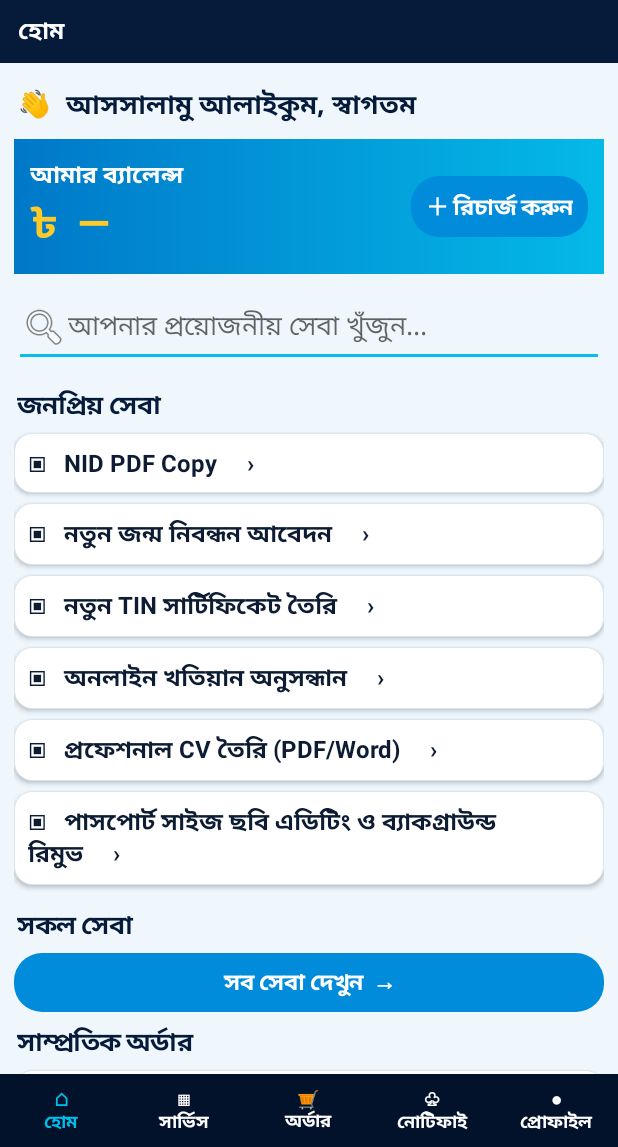
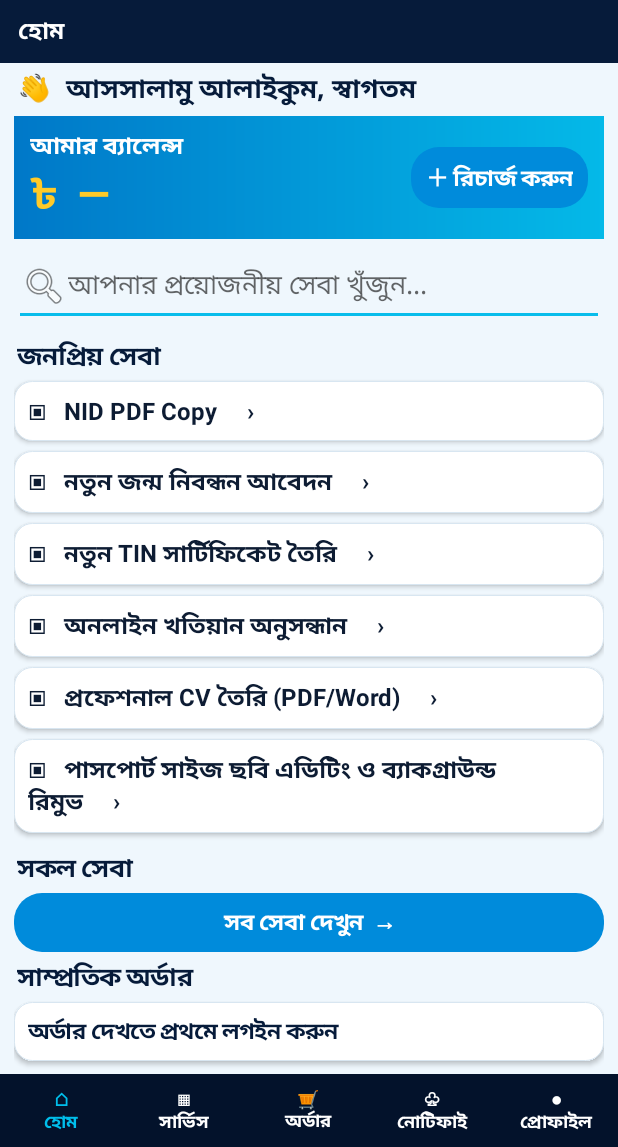
Before and after one commit to dsdidar79-dev/online-service-bd-apk, an Android app: the screen it shows after launch (MainActivity), on a phone screen of 412 x 824 dp, the part 89-1236 px from its top. Run offline under Robolectric (Android 15) with nearby library versions, the phone set to English and light mode, and no system bars.

Commit message:
Move home content and service buttons higher

```diff
--- a/app/src/main/java/com/onlineservicebd/app/MainActivity.java
+++ b/app/src/main/java/com/onlineservicebd/app/MainActivity.java
@@ -44,17 +44,17 @@ public class MainActivity extends Activity {
       TextView brand=text("◉  অনলাইন সার্ভিস বিডি",22,WHITE,true);header.addView(brand);
       TextView sub=text("ONLINE SERVICE BD",12,GOLD,true);sub.setPadding(42,0,0,0);header.addView(sub);
       TextView page=text(title,16,WHITE,true);page.setPadding(0,13,0,0);header.addView(page);root.addView(header);
-      ScrollView scroll=new ScrollView(this);body=column();body.setPadding(14,14,14,18);scroll.addView(body);root.addView(scroll,new LinearLayout.LayoutParams(-1,0,1));
+      ScrollView scroll=new ScrollView(this);body=column();body.setPadding(14,4,14,12);scroll.addView(body);root.addView(scroll,new LinearLayout.LayoutParams(-1,0,1));
       nav=row();nav.setBackground(bg(DEEP,0,0));String[] labels={"⌂\nহোম","▦\nসার্ভিস","🛒\nঅর্ডার","♧\nনোটিফাই","●\nপ্রোফাইল"};
       for(int i=0;i<labels.length;i++){final int n=i;TextView b=text(labels[i],12,i==0?CYAN:WHITE,true);b.setGravity(Gravity.CENTER);b.setPadding(2,12,2,12);nav.addView(b,new LinearLayout.LayoutParams(0,-2,1));b.setOnClickListener(v->{if(n==0)showHome();else if(n==1)showServices();else if(n==2)showOrders();else if(n==3)showNotifications();else showProfile();});}root.addView(nav);
     }
-    private void section(String s){TextView t=text(s,17,NAVY,true);t.setPadding(3,12,3,8);body.addView(t);}
+    private void section(String s){TextView t=text(s,17,NAVY,true);t.setPadding(3,7,3,5);body.addView(t);}
     private void card(View v){LinearLayout.LayoutParams p=new LinearLayout.LayoutParams(-1,-2);p.bottomMargin=10;v.setBackground(bg(WHITE,18,0xffd8e6f1));v.setElevation(3);v.setPadding(14,13,14,13);body.addView(v,p);}
     private TextView button(String s){TextView b=text(s,15,WHITE,true);b.setGravity(Gravity.CENTER);b.setPadding(15,13,15,13);b.setBackground(bg(BLUE,28,0));return b;}
     private void showHome(){init("হোম");
-      TextView hello=text("👋  আসসালামু আলাইকুম, "+(loggedIn?userName:"স্বাগতম"),18,NAVY,true);hello.setPadding(4,8,4,14);body.addView(hello);
-      LinearLayout bal=row();bal.setBackground(new GradientDrawable(GradientDrawable.Orientation.LEFT_RIGHT,new int[]{0xff0078c8,0xff04b9e8}));bal.setPadding(16,18,16,18);LinearLayout left=column();left.addView(text("আমার ব্যালেন্স",16,WHITE,true));left.addView(text("৳  —",28,GOLD,true));bal.addView(left,new LinearLayout.LayoutParams(0,-2,1));TextView recharge=button("＋ রিচার্জ করুন");bal.addView(recharge);recharge.setOnClickListener(v->showLogin("রিচার্জ করতে লগইন করুন"));body.addView(bal);
-      EditText search=new EditText(this);search.setSingleLine(true);search.setHint("আপনার প্রয়োজনীয় সেবা খুঁজুন...");search.setCompoundDrawablesWithIntrinsicBounds(android.R.drawable.ic_menu_search,0,0,0);LinearLayout.LayoutParams sp=new LinearLayout.LayoutParams(-1,-2);sp.setMargins(0,14,0,8);body.addView(search,sp);
+      TextView hello=text("👋  আসসালামু আলাইকুম, "+(loggedIn?userName:"স্বাগতম"),18,NAVY,true);hello.setPadding(4,2,4,7);body.addView(hello);
+      LinearLayout bal=row();bal.setBackground(new GradientDrawable(GradientDrawable.Orientation.LEFT_RIGHT,new int[]{0xff0078c8,0xff04b9e8}));bal.setPadding(16,12,16,12);LinearLayout left=column();left.addView(text("আমার ব্যালেন্স",16,WHITE,true));left.addView(text("৳  —",28,GOLD,true));bal.addView(left,new LinearLayout.LayoutParams(0,-2,1));TextView recharge=button("＋ রিচার্জ করুন");bal.addView(recharge);recharge.setOnClickListener(v->showLogin("রিচার্জ করতে লগইন করুন"));body.addView(bal);
+      EditText search=new EditText(this);search.setSingleLine(true);search.setHint("আপনার প্রয়োজনীয় সেবা খুঁজুন...");search.setCompoundDrawablesWithIntrinsicBounds(android.R.drawable.ic_menu_search,0,0,0);LinearLayout.LayoutParams sp=new LinearLayout.LayoutParams(-1,-2);sp.setMargins(0,8,0,5);body.addView(search,sp);
       section("জনপ্রিয় সেবা");String[] popular={services[0],services[6],services[11],services[16],services[20],services[22]};for(String s:popular){TextView t=text("▣   "+s+"     ›",16,INK,true);card(t);t.setOnClickListener(v->showService(s));}
       section("সকল সেবা");TextView all=button("সব সেবা দেখুন  →");body.addView(all);all.setOnClickListener(v->showServices());
       section("সাম্প্রতিক অর্ডার");TextView orders=text(loggedIn?"আপনার অর্ডার দেখতে এখানে চাপ দিন":"অর্ডার দেখতে প্রথমে লগইন করুন",15,NAVY,true);card(orders);orders.setOnClickListener(v->showOrders());
```
